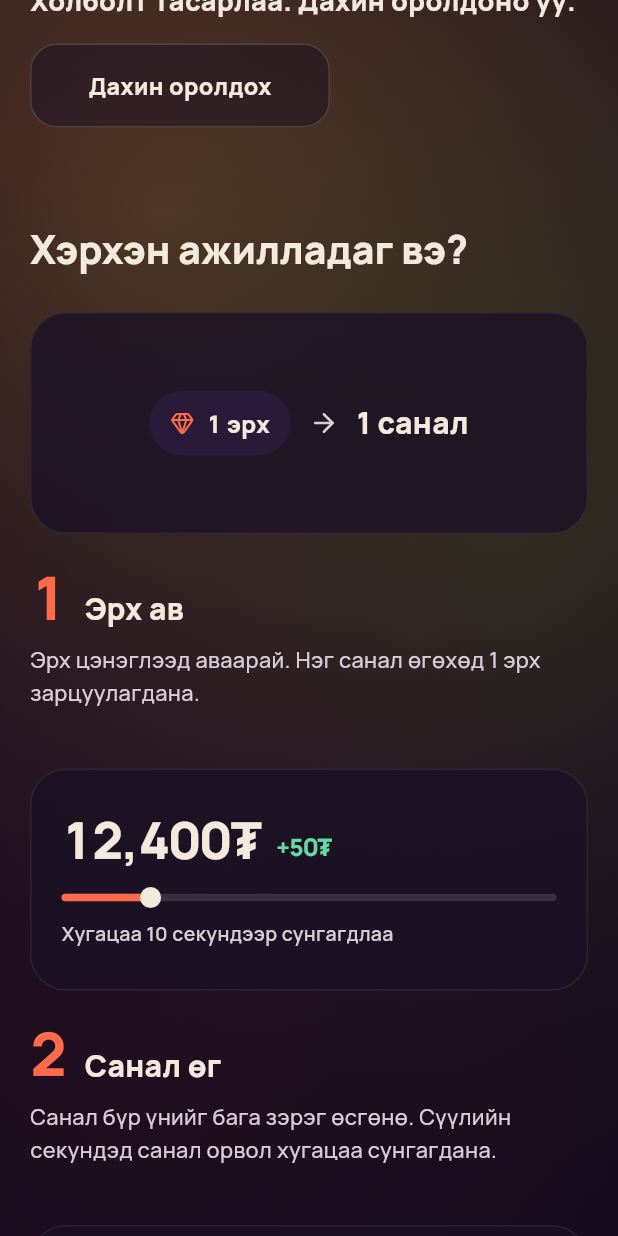
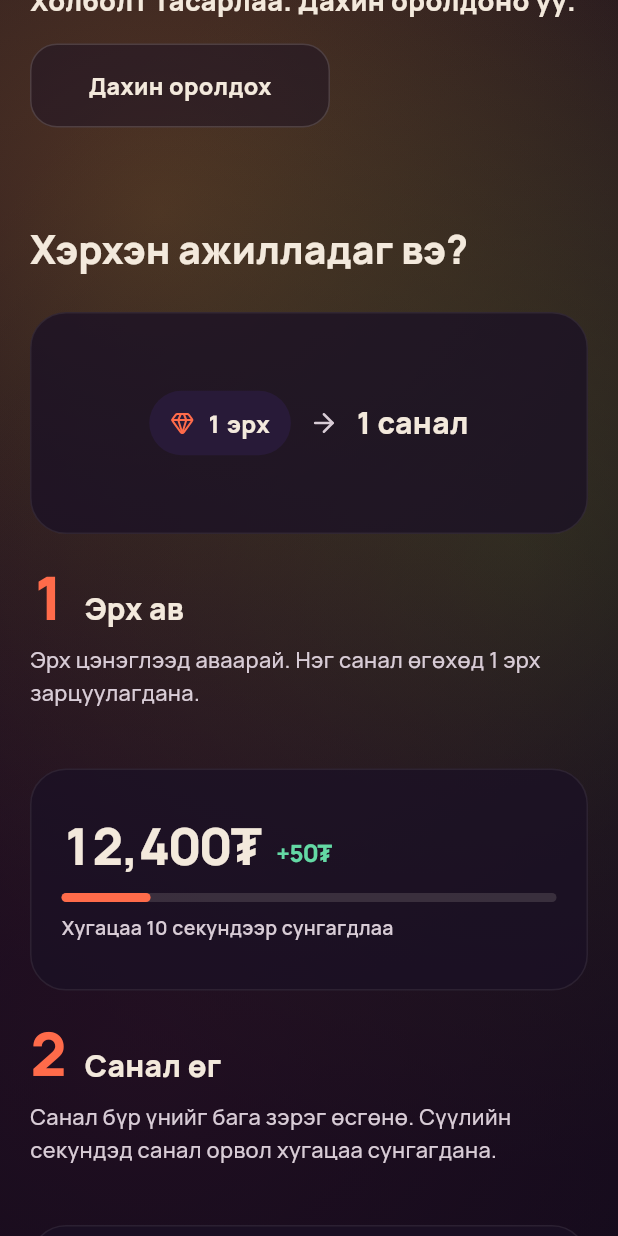
Before and after one commit to JustTuruu/eduud, a Flutter app: the screen it shows after launch, scrolled down 576 dp, on a phone screen of 412 x 824 dp. Run offline on Flutter 3.47's test engine with Material 3 defaults, Android fonts, the phone set to English and light mode, and no system bars; our stand-ins replace dio, flutter_riverpod, flutter_secure_storage, go_router, google_fonts, lucide_icons_flutter and 2 more; network calls fail.

Commit message:
fix: цагийн зурвасаас чирж болох мэт харагддаг бөмбөлгийг хасав

```diff
--- a/app/lib/features/landing/landing_screen.dart
+++ b/app/lib/features/landing/landing_screen.dart
@@ -541,12 +541,12 @@ class _TimerBar extends StatelessWidget {
     return LayoutBuilder(builder: (context, c) {
       final w = c.maxWidth * fraction;
       return SizedBox(
-        height: 14,
+        height: 6,
         child: Stack(
           alignment: Alignment.centerLeft,
           children: [
             Container(
-              height: 5,
+              height: 6,
               decoration: BoxDecoration(
                 color: AppColors.ink.withValues(alpha: 0.14),
                 borderRadius: BorderRadius.circular(3),
@@ -556,21 +556,10 @@ class _TimerBar extends StatelessWidget {
               duration: const Duration(milliseconds: 900),
               curve: Curves.linear,
               width: w,
-              height: 5,
+              height: 6,
               decoration: BoxDecoration(
                 color: urgent ? AppColors.coralLight : AppColors.coral,
                 borderRadius: BorderRadius.circular(3),
-              ),
-            ),
-            AnimatedPositioned(
-              duration: const Duration(milliseconds: 900),
-              curve: Curves.linear,
-              left: (w - 7).clamp(0.0, c.maxWidth - 14),
-              child: Container(
-                width: 14,
-                height: 14,
-                decoration: const BoxDecoration(
-                    shape: BoxShape.circle, color: AppColors.ink),
               ),
             ),
           ],
```
Also changed, not shown: app/lib/features/auction/auction_detail_screen.dart (+1 -12 lines), app/lib/features/home/home_screen.dart (+3 -14 lines).
